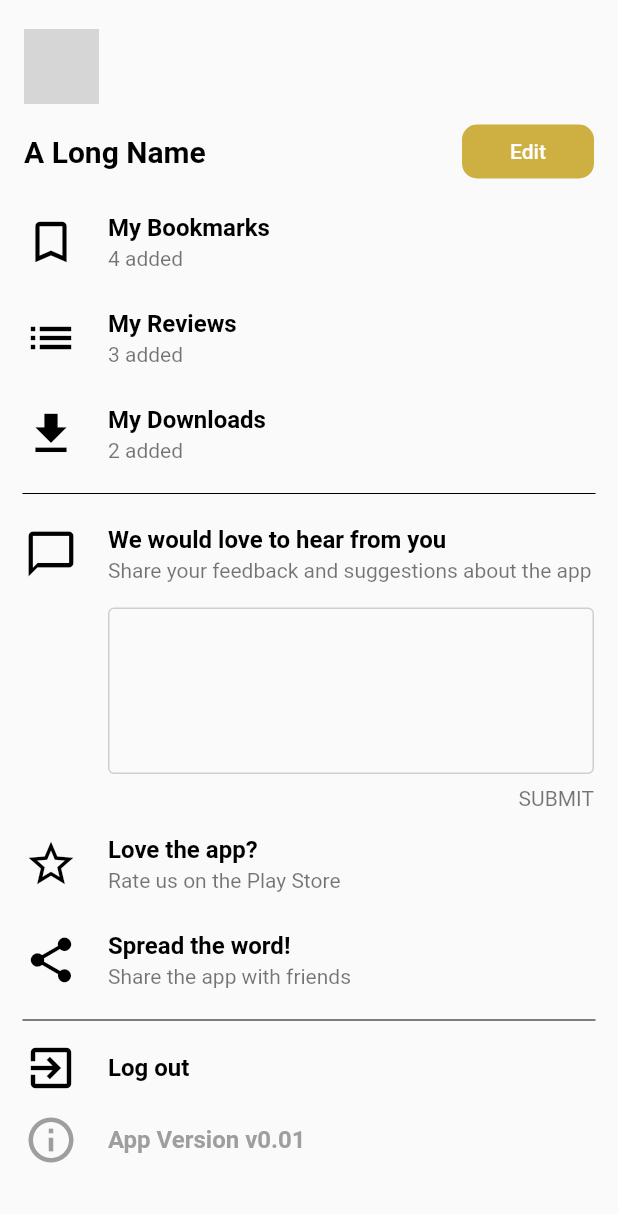
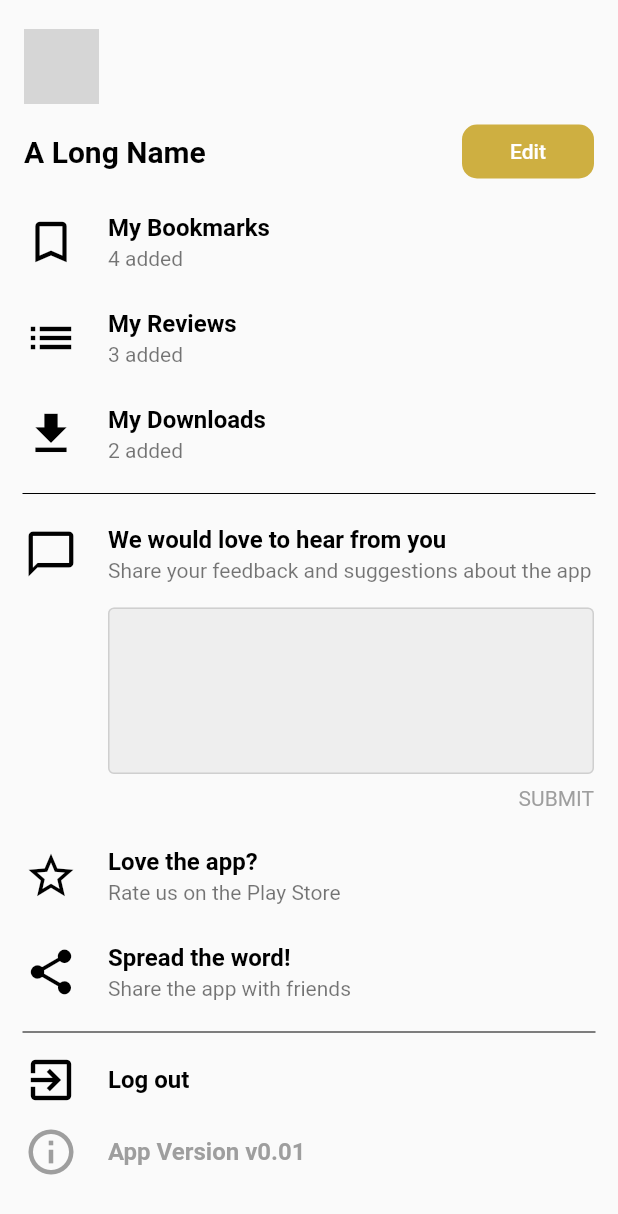
Before and after one commit to Vignesh0404/Monuments-app, a Flutter app: the Profile screen opened directly, after a tap on "SUBMIT", on a phone screen of 412 x 824 dp. Shown: the top 1214 px of the screen. Run offline on Flutter 3.47's test engine with Material 2 defaults, Android fonts, the phone set to English and light mode, and no system bars; our stand-ins replace flutter_icons; network calls fail; Roboto replaces fonts that are missing (OpenSans); grey boxes are pictures that could not be loaded.

Commit message:
Responsive Submit button
Added responsive submit button and background color for textfield

```diff
--- a/lib/screens/Profile.dart
+++ b/lib/screens/Profile.dart
@@ -132,9 +132,15 @@ class _ProfileState extends State<Profile> {
               ListTile(
                 leading: Text(''),
                 title: TextField(
+                  cursorColor: Colors.black,
+                  onChanged: (text) => setState(() {
+                    print(text);
+                  }),
                   maxLines: 5,
                   controller: _feedback,
                   decoration: InputDecoration(
+                    filled: true,
+                    fillColor: Colors.grey[200],
                     contentPadding: EdgeInsets.all(8),
                     isDense: true,
                     labelStyle: loginFormStyle,
@@ -146,17 +152,20 @@ class _ProfileState extends State<Profile> {
                 subtitle: Padding(
                   child: GestureDetector(
                     onTap: () {
-                      print(_feedback.text.toString());
-                      print('Submit Clicked');
+                      _feedback.text.toString() == ''
+                          ? print('Empty Submit Clicked')
+                          : print('Non-empty submit clicked');
                     },
                     child: Text(
                       'SUBMIT',
-                      // TODO:implement validation
-                      // style: TextStyle(color: _feedback.text.toString()==''?Colors.grey:Colors.black),
+                      style: TextStyle(
+                          color: _feedback.text.toString() == ''
+                              ? Colors.grey
+                              : Colors.black),
                       textAlign: TextAlign.end,
                     ),
                   ),
-                  padding: EdgeInsets.only(top: 8),
+                  padding: EdgeInsets.only(top: 8, bottom: 8),
                 ),
               ),
               ListTile(
```
